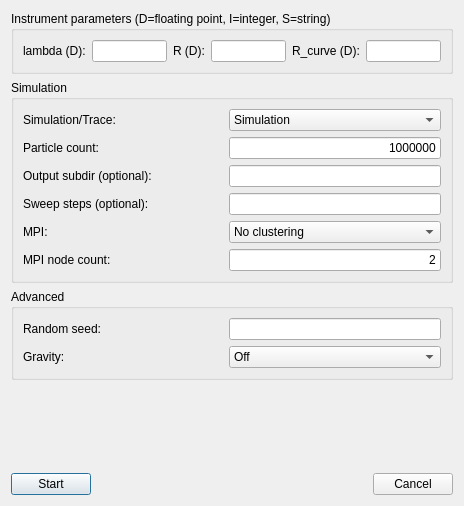
Before: the Qt Designer form tools/Python/mcgui/ssd.ui in McStasMcXtrace/McCode, drawn with Qt 5.
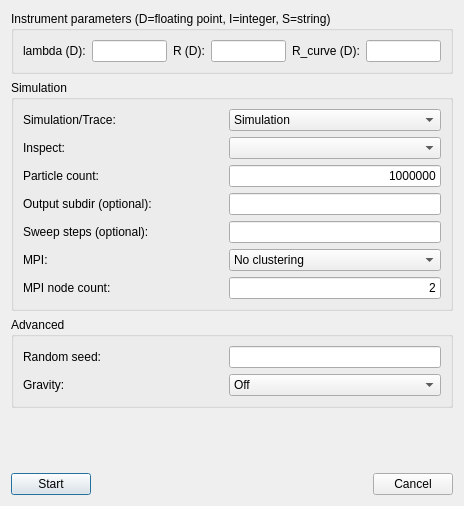
After: the same form once the commit is applied.

Commit message: added --inspect option to trace simruns for mcdisplay, and a component name browser to the start simulation dialogue

```diff
--- a/tools/Python/mcgui/ssd.ui
+++ b/tools/Python/mcgui/ssd.ui
@@ -97,7 +97,7 @@
           </item>
          </widget>
         </item>
-        <item row="3" column="2">
+        <item row="4" column="2">
          <widget class="QLineEdit" name="edtSteps">
           <property name="text">
            <string/>
@@ -107,7 +107,7 @@
           </property>
          </widget>
         </item>
-        <item row="1" column="2">
+        <item row="2" column="2">
          <widget class="QLineEdit" name="edtNeutronCnt">
           <property name="text">
            <string>1000000</string>
@@ -117,7 +117,7 @@
           </property>
          </widget>
         </item>
-        <item row="8" column="2">
+        <item row="9" column="2">
          <widget class="QLineEdit" name="edtNodes">
           <property name="text">
            <string>2</string>
@@ -140,28 +140,42 @@
           </property>
          </widget>
         </item>
-        <item row="3" column="1">
-         <widget class="QLabel" name="lblSweepSteps">
-          <property name="text">
-           <string>Sweep steps (optional):</string>
-          </property>
-         </widget>
-        </item>
-        <item row="1" column="1">
-         <widget class="QLabel" name="lblNeutronCount">
-          <property name="text">
-           <string>Particle count:</string>
-          </property>
-         </widget>
-        </item>
-        <item row="5" column="1">
+        <item row="6" column="1">
          <widget class="QLabel" name="lblMpi">
           <property name="text">
            <string>MPI:</string>
           </property>
          </widget>
         </item>
-        <item row="5" column="2">
+        <item row="2" column="1">
+         <widget class="QLabel" name="lblNeutronCount">
+          <property name="text">
+           <string>Particle count:</string>
+          </property>
+         </widget>
+        </item>
+        <item row="4" column="1">
+         <widget class="QLabel" name="lblSweepSteps">
+          <property name="text">
+           <string>Sweep steps (optional):</string>
+          </property>
+         </widget>
+        </item>
+        <item row="9" column="1">
+         <widget class="QLabel" name="lblMpiNodes">
+          <property name="text">
+           <string>MPI node count:</string>
+          </property>
+         </widget>
+        </item>
+        <item row="3" column="1">
+         <widget class="QLabel" name="lblOutputDir">
+          <property name="text">
+           <string>Output subdir (optional):</string>
+          </property>
+         </widget>
+        </item>
+        <item row="6" column="2">
          <widget class="QComboBox" name="cbxClustering">
           <property name="sizePolicy">
            <sizepolicy hsizetype="MinimumExpanding" vsizetype="Fixed">
@@ -186,23 +200,19 @@
           </item>
          </widget>
         </item>
-        <item row="8" column="1">
-         <widget class="QLabel" name="lblMpiNodes">
-          <property name="text">
-           <string>MPI node count:</string>
-          </property>
-         </widget>
-        </item>
-        <item row="2" column="1">
-         <widget class="QLabel" name="lblOutputDir">
-          <property name="text">
-           <string>Output subdir (optional):</string>
-          </property>
-         </widget>
-        </item>
-        <item row="2" column="2">
+        <item row="3" column="2">
          <widget class="QLineEdit" name="edtOutputDir"/>
         </item>
+        <item row="1" column="2">
+         <widget class="QComboBox" name="cbxInspect"/>
+        </item>
+        <item row="1" column="1">
+         <widget class="QLabel" name="lblInspect">
+          <property name="text">
+           <string>Inspect:</string>
+          </property>
+         </widget>
+        </item>
        </layout>
       </item>
      </layout>
```
The commit also changes 3 other files.
